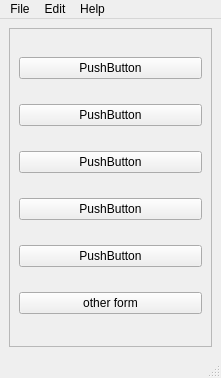
First picture: the form in qt_app/mainwindow.ui, repository mehmetrizaoz/5_product_line_automation, before the edit.
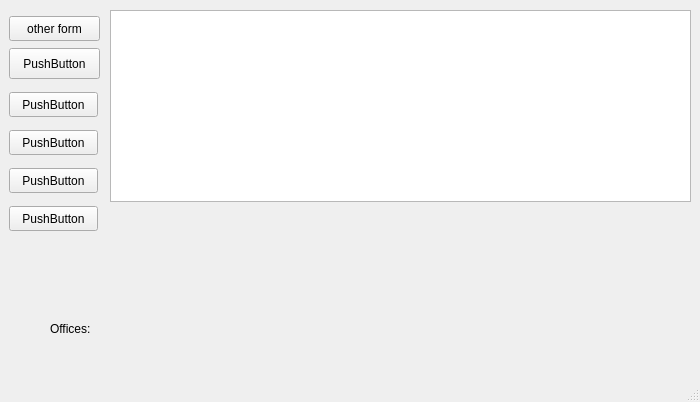
Second picture: the form after the edit.

The edit to the form file:
```diff
--- a/qt_app/mainwindow.ui
+++ b/qt_app/mainwindow.ui
@@ -6,99 +6,128 @@
    <rect>
     <x>0</x>
     <y>0</y>
-    <width>221</width>
-    <height>378</height>
+    <width>700</width>
+    <height>402</height>
    </rect>
   </property>
   <property name="windowTitle">
    <string>MainWindow</string>
   </property>
   <widget class="QWidget" name="centralwidget">
-   <layout class="QVBoxLayout" name="verticalLayout_2">
-    <item>
-     <widget class="QFrame" name="frame">
-      <property name="frameShape">
-       <enum>QFrame::StyledPanel</enum>
-      </property>
-      <property name="frameShadow">
-       <enum>QFrame::Raised</enum>
-      </property>
-      <layout class="QVBoxLayout" name="verticalLayout">
-       <item>
-        <widget class="QPushButton" name="pushButton_2">
-         <property name="text">
-          <string>PushButton</string>
-         </property>
-        </widget>
-       </item>
-       <item>
-        <widget class="QPushButton" name="pushButton">
-         <property name="text">
-          <string>PushButton</string>
-         </property>
-        </widget>
-       </item>
-       <item>
-        <widget class="QPushButton" name="pushButton_4">
-         <property name="text">
-          <string>PushButton</string>
-         </property>
-        </widget>
-       </item>
-       <item>
-        <widget class="QPushButton" name="pushButton_5">
-         <property name="text">
-          <string>PushButton</string>
-         </property>
-        </widget>
-       </item>
-       <item>
-        <widget class="QPushButton" name="pushButton_6">
-         <property name="text">
-          <string>PushButton</string>
-         </property>
-        </widget>
-       </item>
-       <item>
-        <widget class="QPushButton" name="pushButton_3">
-         <property name="text">
-          <string>other form</string>
-         </property>
-        </widget>
-       </item>
-      </layout>
-     </widget>
-    </item>
-   </layout>
+   <widget class="QPushButton" name="pushButton_3">
+    <property name="geometry">
+     <rect>
+      <x>9</x>
+      <y>16</y>
+      <width>91</width>
+      <height>25</height>
+     </rect>
+    </property>
+    <property name="text">
+     <string>other form</string>
+    </property>
+   </widget>
+   <widget class="QPushButton" name="pushButton_6">
+    <property name="geometry">
+     <rect>
+      <x>9</x>
+      <y>92</y>
+      <width>89</width>
+      <height>25</height>
+     </rect>
+    </property>
+    <property name="text">
+     <string>PushButton</string>
+    </property>
+   </widget>
+   <widget class="QPushButton" name="pushButton_5">
+    <property name="geometry">
+     <rect>
+      <x>9</x>
+      <y>206</y>
+      <width>89</width>
+      <height>25</height>
+     </rect>
+    </property>
+    <property name="text">
+     <string>PushButton</string>
+    </property>
+   </widget>
+   <widget class="QPushButton" name="pushButton_4">
+    <property name="geometry">
+     <rect>
+      <x>9</x>
+      <y>168</y>
+      <width>89</width>
+      <height>25</height>
+     </rect>
+    </property>
+    <property name="text">
+     <string>PushButton</string>
+    </property>
+   </widget>
+   <widget class="QPushButton" name="pushButton">
+    <property name="geometry">
+     <rect>
+      <x>9</x>
+      <y>130</y>
+      <width>89</width>
+      <height>25</height>
+     </rect>
+    </property>
+    <property name="text">
+     <string>PushButton</string>
+    </property>
+   </widget>
+   <widget class="QPushButton" name="pushButton_2">
+    <property name="geometry">
+     <rect>
+      <x>9</x>
+      <y>48</y>
+      <width>91</width>
+      <height>31</height>
+     </rect>
+    </property>
+    <property name="text">
+     <string>PushButton</string>
+    </property>
+   </widget>
+   <widget class="QLabel" name="label">
+    <property name="geometry">
+     <rect>
+      <x>50</x>
+      <y>320</y>
+      <width>67</width>
+      <height>17</height>
+     </rect>
+    </property>
+    <property name="text">
+     <string>Offices:</string>
+    </property>
+   </widget>
+   <widget class="QTableWidget" name="tableWidget">
+    <property name="enabled">
+     <bool>true</bool>
+    </property>
+    <property name="geometry">
+     <rect>
+      <x>110</x>
+      <y>10</y>
+      <width>581</width>
+      <height>192</height>
+     </rect>
+    </property>
+   </widget>
   </widget>
   <widget class="QMenuBar" name="menubar">
    <property name="geometry">
     <rect>
      <x>0</x>
      <y>0</y>
-     <width>221</width>
+     <width>700</width>
      <height>22</height>
     </rect>
    </property>
-   <widget class="QMenu" name="menuFile">
-    <property name="title">
-     <string>File</string>
-    </property>
-   </widget>
-   <widget class="QMenu" name="menuEdit">
-    <property name="title">
-     <string>Edit</string>
-    </property>
-   </widget>
-   <widget class="QMenu" name="menuHelp">
-    <property name="title">
-     <string>Help</string>
-    </property>
-    <addaction name="actionAbout"/>
-   </widget>
-   <addaction name="menuFile"/>
-   <addaction name="menuEdit"/>
-   <addaction name="menuHelp"/>
   </widget>
   <widget class="QStatusBar" name="statusbar"/>
   <action name="actionAbout">
```
